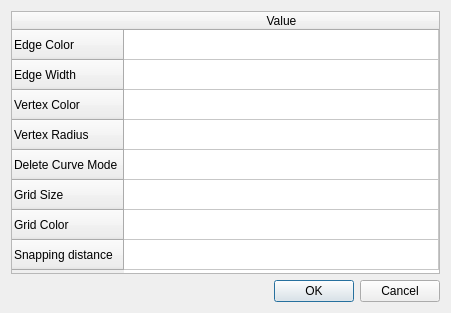
This is src/QLabelling/qt/QArrangementLabellingPropertiesDialog.ui in oliviertournaire/QLabelling as Qt 5 draws it before an edit. The edited form follows.
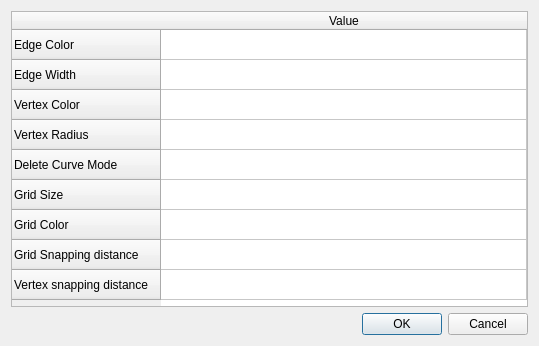
This is the edited form. Icons and pictures are not drawn.

Commit message: #41 Different parameters for grid and vertex snapping distances

Diff of the .ui file:
```diff
--- a/src/QLabelling/qt/QArrangementLabellingPropertiesDialog.ui
+++ b/src/QLabelling/qt/QArrangementLabellingPropertiesDialog.ui
@@ -6,8 +6,8 @@
    <rect>
     <x>0</x>
     <y>0</y>
-    <width>451</width>
-    <height>313</height>
+    <width>539</width>
+    <height>346</height>
    </rect>
   </property>
   <property name="windowTitle">
@@ -69,7 +69,12 @@
      </row>
      <row>
       <property name="text">
-       <string>Snapping distance</string>
+       <string>Grid Snapping distance</string>
+      </property>
+     </row>
+     <row>
+      <property name="text">
+       <string>Vertex snapping distance</string>
       </property>
      </row>
      <column>
```
The commit also changes 6 other files.
